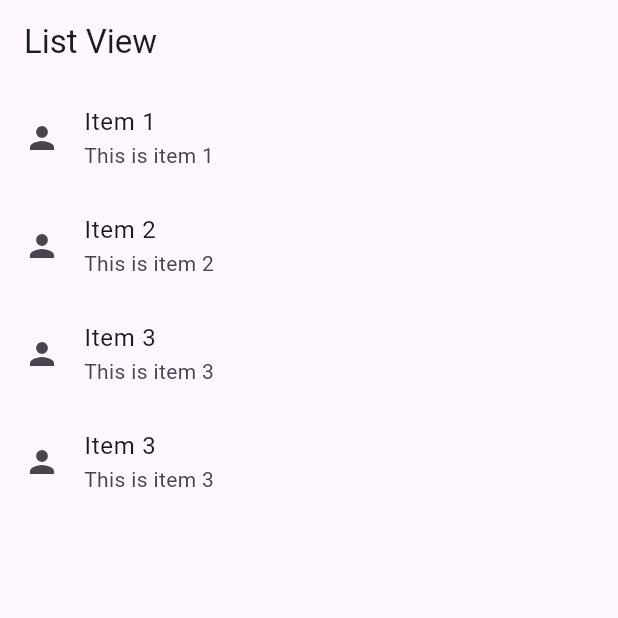
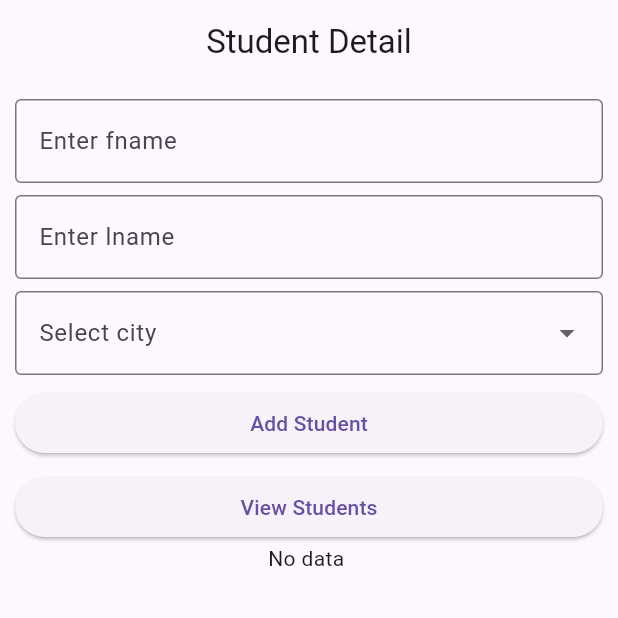
Before and after one commit to Rohankc073/FlutterClasswork, a Flutter app: the screen it shows after launch, on a phone screen of 412 x 824 dp, the top half of it. Run offline on Flutter 3.47's test engine with Material 3 defaults, Android fonts, the phone set to English and light mode, and no system bars.

```diff
--- a/lib/app.dart
+++ b/lib/app.dart
@@ -1,20 +1,21 @@
 import 'package:flutter/material.dart';
-import 'package:project_flutter/view/classwork_view.dart';
-import 'package:project_flutter/view/flexiable_expanded_view.dart';
-import 'package:project_flutter/view/list_view.dart';
-import 'package:project_flutter/view/snack_bar_view.dart';
-// import 'package:project_flutter/view/load_image_view.dart';
-// import 'package:project_flutter/view/arithmetic.dart';
-// import 'package:project_flutter/view/arithmetic_form.dart';
+import 'package:project_flutter/view/student_detail_view.dart';
+import 'package:project_flutter/view/student_output_view.dart';
 
 class MyApp extends StatelessWidget {
   const MyApp({super.key});
 
   @override
   Widget build(BuildContext context) {
-    return const MaterialApp(
+    return MaterialApp(
       debugShowCheckedModeBanner: false,
-      home: MyListView(),
+      // Set the initial route
+      initialRoute: '/',
+      // Define the route mapping
+      routes: {
+        '/': (context) => const StudentDetailsView(), // Default route
+        '/output': (context) => const StudentOutputView(),
+      },
     );
   }
 }
--- /dev/null
+++ b/lib/model/student.dart
@@ -0,0 +1,11 @@
+class Student {
+  final String fname;
+  final String lname;
+  final String city;
+
+  Student({
+    required this.fname,
+    required this.lname,
+    required this.city,
+  });
+}
--- a/lib/view/list_view.dart
+++ /dev/null
@@ -1,40 +0,0 @@
-import 'package:flutter/material.dart';
-
-class MyListView extends StatelessWidget {
-  const MyListView({super.key});
-
-  @override
-  Widget build(BuildContext context) {
-    return Scaffold(
-      appBar: AppBar(title: const Text("List View")),
-      body: ListView(
-        children: const [
-          ListTile(
-            leading: Icon(Icons.person),
-            title: Text("Item 1"),
-            subtitle: Text("This is item 1"),
-          ),
-          ListTile(
-            leading: Icon(Icons.person),
-            title: Text("Item 2"),
-            subtitle: Text("This is item 2"),
-          ),
-          ListTile(
-            leading: Icon(Icons.person),
-            title: Text("Item 3"),
-            subtitle: Text("This is item 3"),
-          ),
-          ListTile(
-            leading: Icon(Icons.person),
-            title: Text("Item 3"),
-            subtitle: Text("This is item 3"),
-          ),
-        ],
-      ),
-    );
-  }
-}
-
-void main() {
-  runApp(const MaterialApp(home: MyListView()));
-}
--- /dev/null
+++ b/lib/view/student.dart
@@ -0,0 +1,11 @@
+class Student {
+  final String fname;
+  final String lname;
+  final String city;
+
+  Student({
+    required this.fname,
+    required this.lname,
+    required this.city,
+  });
+}
--- /dev/null
+++ b/lib/view/student_detail_view.dart
@@ -0,0 +1,119 @@
+import 'package:flutter/material.dart';
+
+import 'package:project_flutter/view/student.dart';
+import 'package:project_flutter/view/student_list_view.dart';
+
+class StudentDetailsView extends StatefulWidget {
+  const StudentDetailsView({super.key});
+
+  @override
+  State<StudentDetailsView> createState() => _StudentDetailsViewState();
+}
+
+class _StudentDetailsViewState extends State<StudentDetailsView> {
+  final _gap = const SizedBox(height: 8);
+
+  final items = [
+    const DropdownMenuItem(value: 'Kathmandu', child: Text('Kathmandu')),
+    const DropdownMenuItem(value: 'Pokhara', child: Text('Pokhara')),
+    const DropdownMenuItem(value: 'Chitwan', child: Text('Chitwan')),
+  ];
+
+  List<Student> lstStudents = [];
+
+  String? selectedCity;
+
+  // Controllers
+  final _fnameController = TextEditingController();
+  final _lnameController = TextEditingController();
+
+  @override
+  Widget build(BuildContext context) {
+    return Scaffold(
+      appBar: AppBar(
+        title: const Text('Student Detail'),
+        centerTitle: true,
+      ),
+      body: Padding(
+        padding: const EdgeInsets.all(10),
+        child: Column(
+          children: [
+            TextFormField(
+              controller: _fnameController,
+              decoration: const InputDecoration(
+                labelText: 'Enter fname',
+                border: OutlineInputBorder(),
+              ),
+            ),
+            _gap,
+            TextFormField(
+              controller: _lnameController,
+              decoration: const InputDecoration(
+                labelText: 'Enter lname',
+                border: OutlineInputBorder(),
+              ),
+            ),
+            _gap,
+            DropdownButtonFormField(
+              // icon: const Icon(Icons.arrow_downward),
+              items: items,
+              onChanged: (value) {
+                setState(() {
+                  selectedCity = value;
+                });
+              },
+              decoration: const InputDecoration(
+                labelText: 'Select city',
+                border: OutlineInputBorder(),
+              ),
+            ),
+            _gap,
+            SizedBox(
+              width: double.infinity,
+              child: ElevatedButton(
+                onPressed: () {
+                  Student student = Student(
+                    fname: _fnameController.text.trim(),
+                    lname: _lnameController.text.trim(),
+                    city: selectedCity!,
+                  );
+                  setState(() {
+                    lstStudents.add(student);
+                  });
+                },
+                child: const Text('Add Student'),
+              ),
+            ),
+            _gap,
+            SizedBox(
+              width: double.infinity,
+              child: ElevatedButton(
+                onPressed: () {
+                  Navigator.pushNamed(
+                    context,
+                    '/output',
+                    arguments: lstStudents,
+                  );
+                },
+                child: const Text('View Students'),
+              ),
+            ),
+            // Display student details in listview
+            lstStudents.isEmpty
+                ? const Text('No data ')
+                : StudentListView(
+                    lstStudents: lstStudents,
+                  )
+          ],
+        ),
+      ),
+    );
+  }
+
+  @override
+  void dispose() {
+    _fnameController.dispose();
+    _lnameController.dispose();
+    super.dispose();
+  }
+}
```
Also changed, not shown: lib/view/grid_view.dart (+32 -14 lines), lib/view/student_list_view.dart (added, +34 -0 lines), lib/view/student_output_view.dart (added, +34 -0 lines), lib/main.dart (line endings or trailing spaces), 324 other files.
